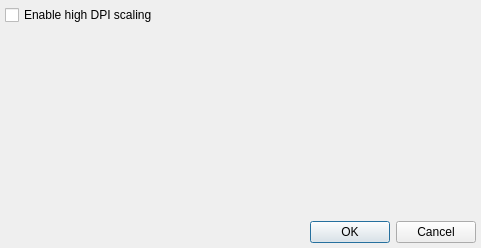
Qt form Encryptor/src/window/setting/Setting.ui (kelvinchin12070811/ADSI) before a commit.
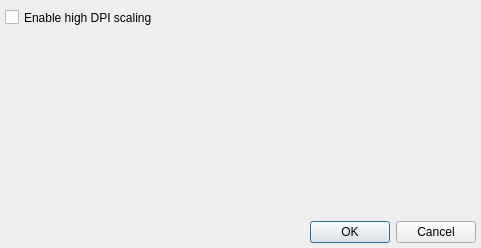
The same form after that commit. Custom widgets are drawn as their Qt base class.

Commit message: 🎉 Completed toggle switch.

The edit to the form file:
```diff
--- a/Encryptor/src/window/setting/Setting.ui
+++ b/Encryptor/src/window/setting/Setting.ui
@@ -31,7 +31,7 @@
      <property name="minimumSize">
       <size>
        <width>0</width>
-       <height>20</height>
+       <height>25</height>
       </size>
      </property>
      <property name="text">
```
The commit also changes 1 other file.
